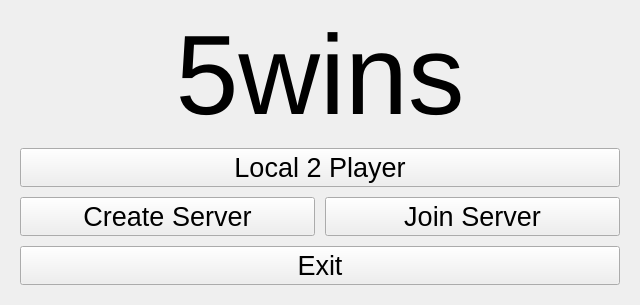
First picture: the form in menu.ui, repository j-weissen/5wins_raspi, before the edit.
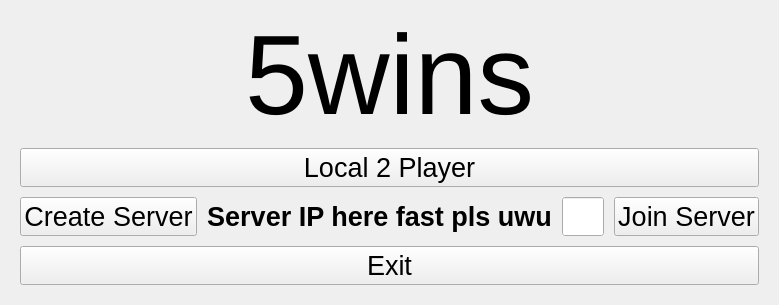
Second picture: the form after the edit.

```diff
--- a/menu.ui
+++ b/menu.ui
@@ -10,7 +10,7 @@
     <x>0</x>
     <y>0</y>
     <width>640</width>
-    <height>285</height>
+    <height>296</height>
    </rect>
   </property>
   <property name="minimumSize">
@@ -100,6 +100,44 @@
        </property>
       </widget>
      </item>
+     <item>
+      <widget class="QLabel" name="label_serverIp">
+       <property name="font">
+        <font>
+         <pointsize>20</pointsize>
+         <bold>true</bold>
+        </font>
+       </property>
+       <property name="text">
+        <string>Server IP here fast pls uwu</string>
+       </property>
+       <property name="alignment">
+        <set>Qt::AlignCenter</set>
+       </property>
+      </widget>
+     </item>
+     <item>
+      <widget class="QLineEdit" name="lineEdit_ip">
+       <property name="sizePolicy">
+        <sizepolicy hsizetype="Preferred" vsizetype="Preferred">
+         <horstretch>0</horstretch>
+         <verstretch>0</verstretch>
+        </sizepolicy>
+       </property>
+       <property name="font">
+        <font>
+         <pointsize>20</pointsize>
+         <bold>true</bold>
+        </font>
+       </property>
+       <property name="autoFillBackground">
+        <bool>true</bool>
+       </property>
+       <property name="alignment">
+        <set>Qt::AlignCenter</set>
+       </property>
+      </widget>
+     </item>
      <item>
       <widget class="QPushButton" name="pushButton_joinServer">
        <property name="sizePolicy">
```
